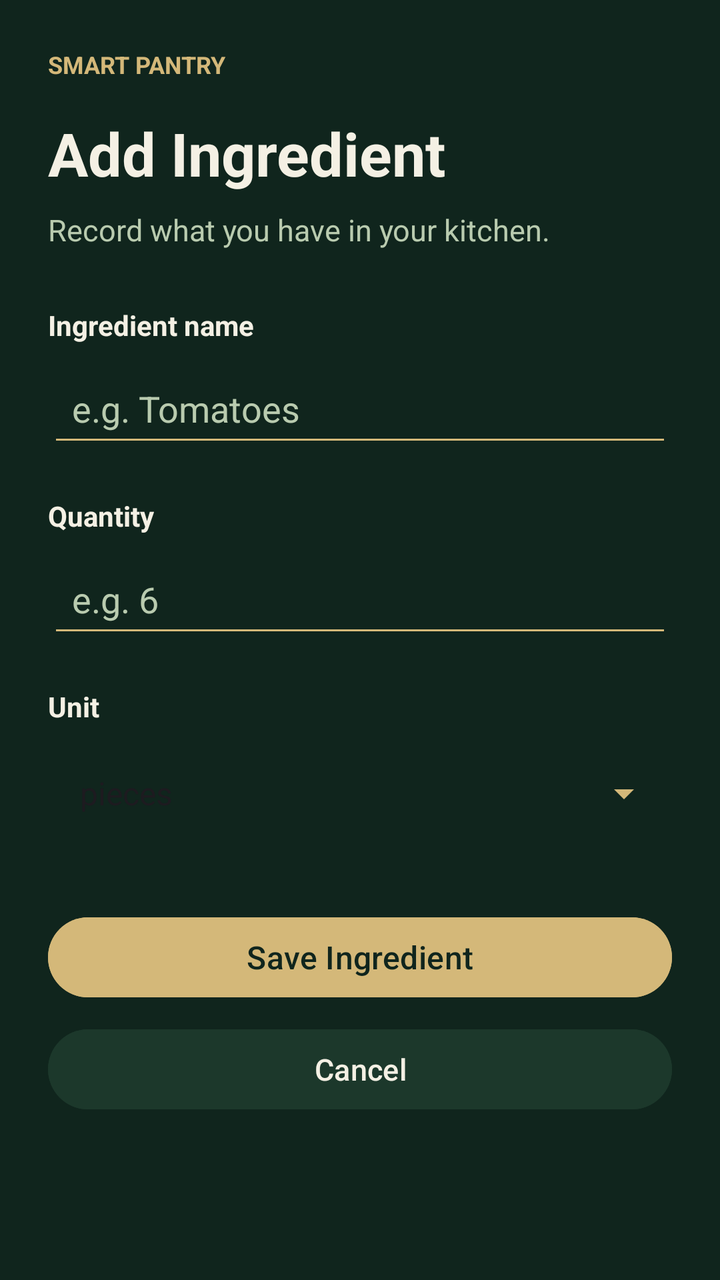
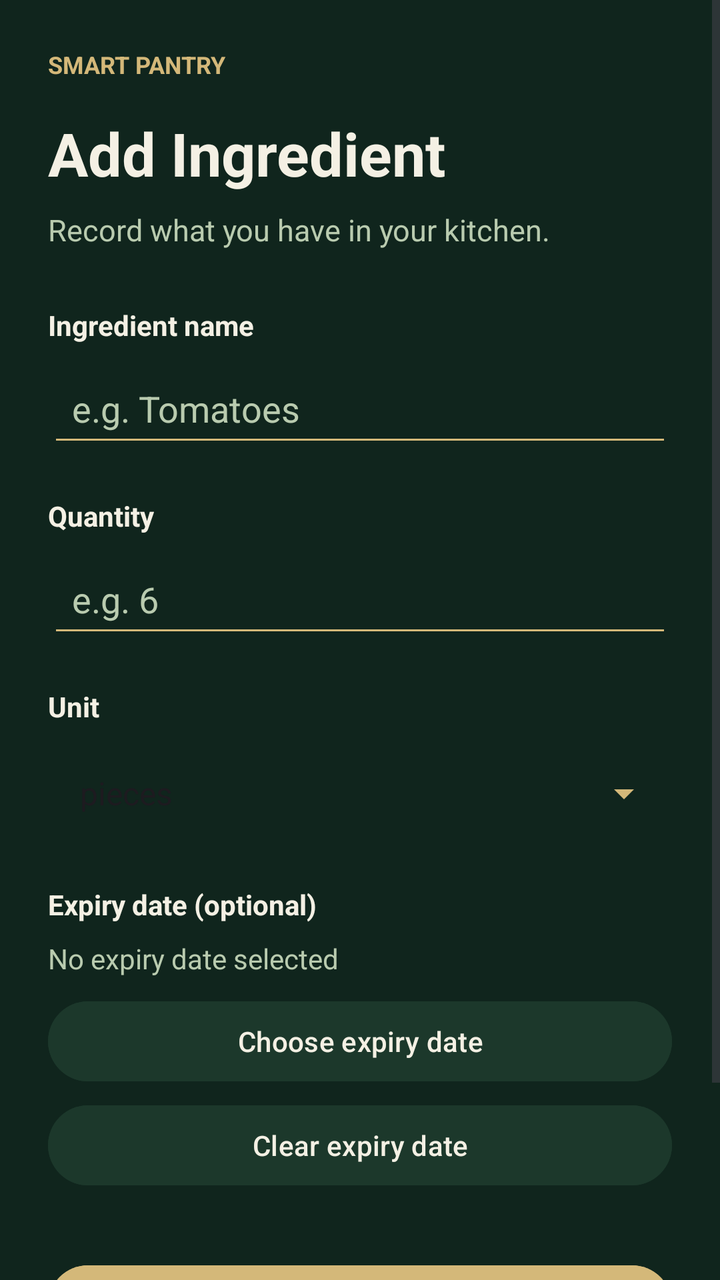

The first picture is an Android layout as it rendered before a commit; the second is the same layout after the commit. The layout source and the unified diff follow.
<!-- AndroidManifest.xml: application theme Theme.SmartPantryManager -->
<!-- res/layout/activity_add_ingredient.xml -->
<?xml version="1.0" encoding="utf-8"?>
<ScrollView xmlns:android="http://schemas.android.com/apk/res/android"
    android:id="@+id/main"
    android:layout_width="match_parent"
    android:layout_height="match_parent"
    android:background="#10251D"
    android:fillViewport="true">

    <LinearLayout
        android:layout_width="match_parent"
        android:layout_height="wrap_content"
        android:orientation="vertical"
        android:padding="24dp">

        <TextView
            android:layout_width="wrap_content"
            android:layout_height="wrap_content"
            android:text="SMART PANTRY"
            android:textColor="#D4B879"
            android:textSize="12sp"
            android:textStyle="bold" />

        <TextView
            android:layout_width="wrap_content"
            android:layout_height="wrap_content"
            android:layout_marginTop="16dp"
            android:text="Add Ingredient"
            android:textColor="#F4F0E4"
            android:textSize="30sp"
            android:textStyle="bold" />

        <TextView
            android:layout_width="match_parent"
            android:layout_height="wrap_content"
            android:layout_marginTop="8dp"
            android:text="Record what you have in your kitchen."
            android:textColor="#B9CBAF"
            android:textSize="15sp" />

        <TextView
            android:layout_width="wrap_content"
            android:layout_height="wrap_content"
            android:layout_marginTop="28dp"
            android:text="Ingredient name"
            android:textColor="#F4F0E4"
            android:textSize="14sp"
            android:textStyle="bold" />

        <EditText
            android:id="@+id/etIngredientName"
            android:layout_width="match_parent"
            android:layout_height="wrap_content"
            android:layout_marginTop="8dp"
            android:backgroundTint="#D4B879"
            android:hint="e.g. Tomatoes"
            android:inputType="textCapSentences"
            android:padding="12dp"
            android:textColor="#F4F0E4"
            android:textColorHint="#B9CBAF" />

        <TextView
            android:layout_width="wrap_content"
            android:layout_height="wrap_content"
            android:layout_marginTop="20dp"
            android:text="Quantity"
            android:textColor="#F4F0E4"
            android:textSize="14sp"
            android:textStyle="bold" />

        <EditText
            android:id="@+id/etIngredientQuantity"
            android:layout_width="match_parent"
            android:layout_height="wrap_content"
            android:layout_marginTop="8dp"
            android:backgroundTint="#D4B879"
            android:hint="e.g. 6"
            android:inputType="numberDecimal"
            android:padding="12dp"
            android:textColor="#F4F0E4"
            android:textColorHint="#B9CBAF" />

        <TextView
            android:layout_width="wrap_content"
            android:layout_height="wrap_content"
            android:layout_marginTop="20dp"
            android:text="Unit"
            android:textColor="#F4F0E4"
            android:textSize="14sp"
            android:textStyle="bold" />

        <Spinner
            android:id="@+id/spinnerIngredientUnit"
            android:layout_width="match_parent"
            android:layout_height="52dp"
            android:layout_marginTop="8dp"
            android:backgroundTint="#D4B879"
            android:entries="@array/ingredient_units"
            android:padding="8dp" />

        <Button
            android:id="@+id/btnSaveIngredient"
            android:layout_width="match_parent"
            android:layout_height="wrap_content"
            android:layout_marginTop="32dp"
            android:backgroundTint="#D4B879"
            android:text="Save Ingredient"
            android:textAllCaps="false"
            android:textColor="#10251D"
            android:textSize="16sp" />

        <Button
            android:id="@+id/btnCancelIngredient"
            android:layout_width="match_parent"
            android:layout_height="wrap_content"
            android:layout_marginTop="8dp"
            android:backgroundTint="#1C382B"
            android:text="Cancel"
            android:textAllCaps="false"
            android:textColor="#F4F0E4"
            android:textSize="15sp" />

    </LinearLayout>
</ScrollView>
<!-- resources referenced by this layout -->
<resources>
  <string-array name="ingredient_units">
          <item>pieces</item>
          <item>grams (g)</item>
          <item>kilograms (kg)</item>
          <item>millilitres (ml)</item>
          <item>litres (L)</item>
          <item>cups</item>
          <item>tablespoons</item>
          <item>teaspoons</item>
      </string-array>
  <style name="Theme.SmartPantryManager" parent="Base.Theme.SmartPantryManager" />
  <style name="Base.Theme.SmartPantryManager" parent="Theme.Material3.DayNight.NoActionBar">
          
          
      </style>
</resources>

<!-- the commit's change to res/layout/activity_add_ingredient.xml (unified diff, before → after) -->
@@ -97,6 +97,46 @@
             android:entries="@array/ingredient_units"
             android:padding="8dp" />
 
+
+        <TextView
+            android:layout_width="wrap_content"
+            android:layout_height="wrap_content"
+            android:layout_marginTop="20dp"
+            android:text="Expiry date (optional)"
+            android:textColor="#F4F0E4"
+            android:textSize="14sp"
+            android:textStyle="bold" />
+
+        <TextView
+            android:id="@+id/tvSelectedExpiryDate"
+            android:layout_width="match_parent"
+            android:layout_height="wrap_content"
+            android:layout_marginTop="8dp"
+            android:text="No expiry date selected"
+            android:textColor="#B9CBAF"
+            android:textSize="14sp" />
+
+        <Button
+            android:id="@+id/btnSelectExpiryDate"
+            android:layout_width="match_parent"
+            android:layout_height="wrap_content"
+            android:layout_marginTop="8dp"
+            android:backgroundTint="#1C382B"
+            android:text="Choose expiry date"
+            android:textAllCaps="false"
+            android:textColor="#F4F0E4" />
+
+        <Button
+            android:id="@+id/btnClearExpiryDate"
+            android:layout_width="match_parent"
+            android:layout_height="wrap_content"
+            android:layout_marginTop="4dp"
+            android:backgroundTint="#1C382B"
+            android:text="Clear expiry date"
+            android:textAllCaps="false"
+            android:textColor="#F4F0E4" />
+
+
         <Button
             android:id="@+id/btnSaveIngredient"
             android:layout_width="match_parent"
